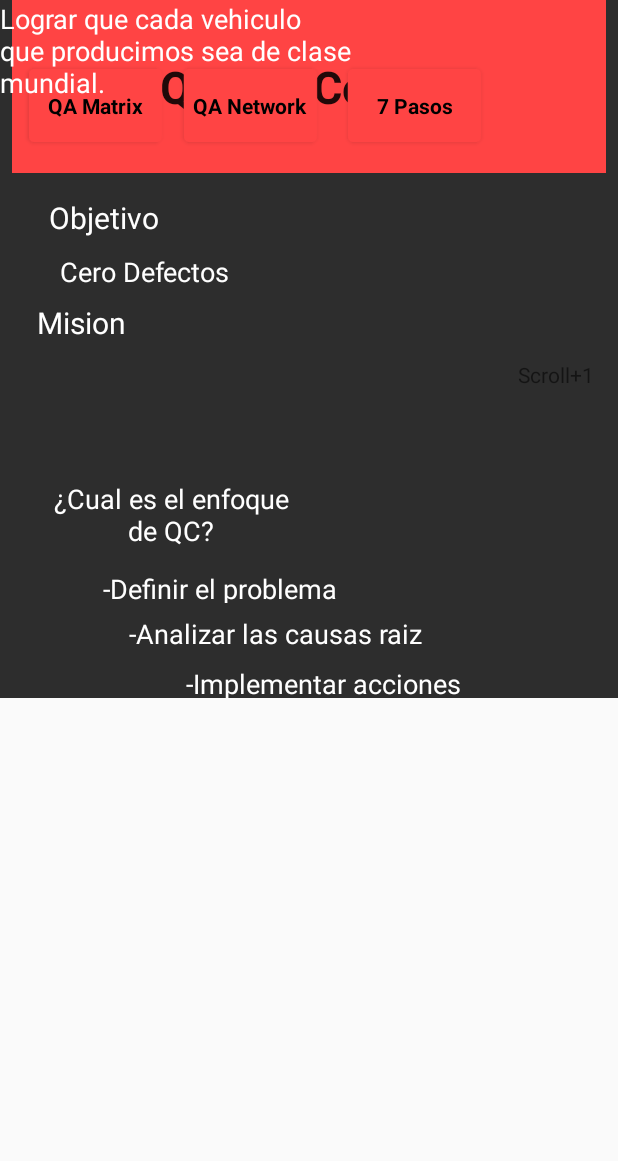
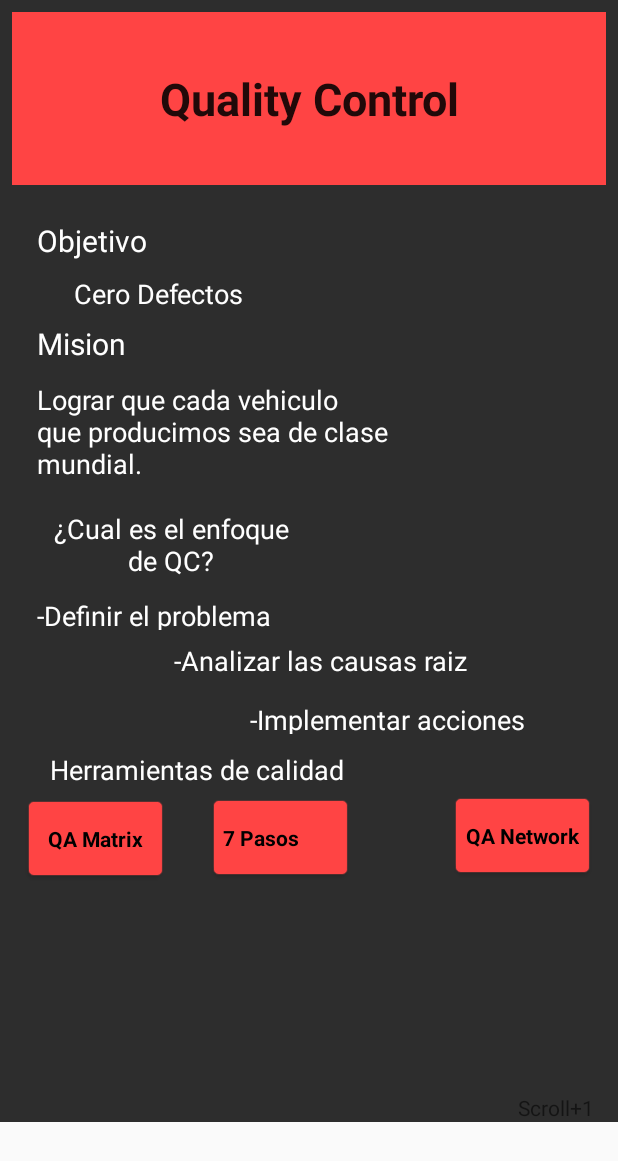
Before and after one commit to jcrogar/Androide, an Android app: the quality_control_2 screen opened directly, with no data from a screen before it, on a phone screen of 412 x 824 dp. Shown: the top 1161 px of the screen. Run offline under Robolectric (Android 15) with nearby library versions, the phone set to English and light mode, and no system bars.

Commit message:
15:04 Commit

```diff
--- a/app/src/main/res/layout/quality_control_2.xml
+++ b/app/src/main/res/layout/quality_control_2.xml
@@ -13,7 +13,7 @@
 
     <ScrollView
         android:id="@+id/scrollView2"
-        android:layout_width="match_parent"
+        android:layout_width="0dp"
         android:layout_height="wrap_content"
         app:layout_constraintHorizontal_bias="0.0"
         app:layout_constraintLeft_toLeftOf="parent"
@@ -39,13 +39,13 @@
                 android:text="Cero Defectos"
                 android:textColor="@android:color/white"
                 android:textSize="18sp"
-                android:layout_marginTop="10dp"
+                android:layout_marginTop="9dp"
                 app:layout_constraintTop_toBottomOf="@+id/textView37"
                 android:layout_marginRight="8dp"
                 app:layout_constraintRight_toRightOf="parent"
                 android:layout_marginLeft="8dp"
                 app:layout_constraintLeft_toLeftOf="parent"
-                app:layout_constraintHorizontal_bias="0.09" />
+                app:layout_constraintHorizontal_bias="0.126" />
 
             <TextView
                 android:id="@+id/textView38"
@@ -54,12 +54,14 @@
                 android:text="Mision"
                 android:textColor="@android:color/white"
                 android:textSize="20sp"
+                android:layout_marginStart="8dp"
+                android:layout_marginEnd="8dp"
+                android:layout_marginTop="7dp"
+                app:layout_constraintTop_toBottomOf="@+id/textView32"
                 android:layout_marginRight="8dp"
                 app:layout_constraintRight_toRightOf="parent"
                 android:layout_marginLeft="8dp"
                 app:layout_constraintLeft_toLeftOf="parent"
-                android:layout_marginTop="8dp"
-                app:layout_constraintTop_toBottomOf="@+id/textView32"
                 app:layout_constraintHorizontal_bias="0.026" />
 
             <TextView
@@ -69,22 +71,19 @@
                 android:text="Objetivo"
                 android:textColor="@android:color/white"
                 android:textSize="20sp"
-                android:layout_marginTop="16dp"
+                android:layout_marginTop="23dp"
                 app:layout_constraintTop_toBottomOf="@+id/textView11"
-                android:layout_marginRight="8dp"
+                android:layout_marginRight="151dp"
                 app:layout_constraintRight_toRightOf="parent"
                 android:layout_marginLeft="8dp"
                 app:layout_constraintLeft_toLeftOf="parent"
-                app:layout_constraintHorizontal_bias="0.054" />
+                app:layout_constraintHorizontal_bias="0.052" />
 
             <Button
                 android:id="@+id/btnQualityM"
                 android:layout_width="95dp"
                 android:layout_height="55dp"
-                android:layout_marginEnd="8dp"
-                android:layout_marginLeft="7dp"
                 android:layout_marginStart="8dp"
-                android:layout_marginTop="18dp"
                 android:background="@android:drawable/editbox_background_normal"
                 android:backgroundTint="@android:color/holo_red_light"
                 android:gravity="center_vertical"
@@ -92,129 +91,153 @@
                 android:textAlignment="center"
                 android:textAppearance="@android:style/TextAppearance.Widget.Button"
                 android:textStyle="bold"
-                app:layout_constraintLeft_toLeftOf="parent"
-                app:layout_constraintTop_toBottomOf="@+id/textView18" />
+                android:layout_marginTop="6dp"
+                app:layout_constraintTop_toBottomOf="@+id/textView18"
+                android:layout_marginLeft="16dp"
+                app:layout_constraintLeft_toLeftOf="parent" />
 
             <Button
                 android:id="@+id/btnQualityN"
                 android:layout_width="95dp"
                 android:layout_height="55dp"
                 android:layout_marginEnd="8dp"
+                android:layout_marginRight="33dp"
                 android:layout_marginStart="8dp"
+                android:layout_marginTop="4dp"
                 android:background="@android:drawable/editbox_background_normal"
                 android:backgroundTint="@android:color/holo_red_light"
-                android:text="7 Pasos"
+                android:text="QA Network"
                 android:textAppearance="@android:style/TextAppearance.Widget.Button"
                 android:textStyle="bold"
-                app:layout_constraintLeft_toRightOf="@+id/button"
-                android:layout_marginLeft="6dp"
-                android:layout_marginTop="18dp"
-                app:layout_constraintTop_toBottomOf="@+id/textView18"
-                android:layout_marginRight="8dp"
                 app:layout_constraintRight_toRightOf="parent"
-                app:layout_constraintHorizontal_bias="0.081" />
+                app:layout_constraintTop_toBottomOf="@+id/textView18" />
 
             <Button
                 android:id="@+id/button"
                 android:layout_width="95dp"
                 android:layout_height="55dp"
-                android:layout_marginEnd="8dp"
-                android:layout_marginLeft="14dp"
+                android:layout_marginLeft="8dp"
+                android:layout_marginRight="8dp"
                 android:layout_marginStart="8dp"
-                android:layout_marginTop="18dp"
+                android:layout_marginTop="5dp"
                 android:background="@android:drawable/editbox_background_normal"
                 android:backgroundTint="@android:color/holo_red_light"
                 android:gravity="center_vertical|fill_horizontal"
-                android:text="QA Network"
+                android:text="7 Pasos"
                 android:textAppearance="@android:style/TextAppearance.Widget.Button"
                 android:textStyle="bold"
+                app:layout_constraintHorizontal_bias="0.254"
                 app:layout_constraintLeft_toRightOf="@+id/btnQualityM"
+                app:layout_constraintRight_toLeftOf="@+id/btnQualityN"
                 app:layout_constraintTop_toBottomOf="@+id/textView18" />
+
+            <TextView
+                android:id="@+id/textView48"
+                android:layout_width="262dp"
+                android:layout_height="68dp"
+                android:text="Lograr que cada vehiculo que producimos sea de clase mundial."
+                android:textColor="@android:color/white"
+                android:textSize="18sp"
+                android:layout_marginTop="11dp"
+                app:layout_constraintTop_toBottomOf="@+id/textView38"
+                android:layout_marginRight="8dp"
+                app:layout_constraintRight_toRightOf="parent"
+                android:layout_marginLeft="8dp"
+                app:layout_constraintLeft_toLeftOf="parent"
+                app:layout_constraintHorizontal_bias="0.075" />
 
             <TextView
                 android:id="@+id/textView10"
                 android:layout_width="179dp"
                 android:layout_height="51dp"
-                android:layout_marginLeft="8dp"
-                android:layout_marginRight="8dp"
-                android:layout_marginTop="202dp"
                 android:gravity="center_vertical|center_horizontal"
                 android:text="¿Cual es el enfoque de QC?"
                 android:textAllCaps="false"
                 android:textColor="@android:color/background_light"
                 android:textSize="18sp"
-                app:layout_constraintHorizontal_bias="0.042"
+                android:layout_marginStart="8dp"
+                android:layout_marginEnd="8dp"
+                android:layout_marginTop="15dp"
+                app:layout_constraintTop_toBottomOf="@+id/textView48"
+                android:layout_marginRight="8dp"
+                app:layout_constraintRight_toRightOf="parent"
+                android:layout_marginLeft="8dp"
                 app:layout_constraintLeft_toLeftOf="parent"
-                app:layout_constraintRight_toRightOf="parent"
-                app:layout_constraintTop_toBottomOf="@+id/textView11" />
+                app:layout_constraintHorizontal_bias="0.042" />
 
             <TextView
                 android:id="@+id/textView14"
                 android:layout_width="163dp"
                 android:layout_height="22dp"
-                android:layout_marginLeft="8dp"
 
-                android:layout_marginRight="8dp"
-                android:layout_marginTop="11dp"
                 android:gravity="left"
                 android:text="-Definir el problema"
                 android:textColor="@android:color/white"
                 android:textSize="18sp"
-                app:layout_constraintHorizontal_bias="0.244"
+                android:layout_marginStart="8dp"
+                android:layout_marginEnd="8dp"
+                android:layout_marginTop="9dp"
+                app:layout_constraintTop_toBottomOf="@+id/textView10"
+                android:layout_marginRight="8dp"
+                app:layout_constraintRight_toRightOf="parent"
+                android:layout_marginLeft="8dp"
                 app:layout_constraintLeft_toLeftOf="parent"
-                app:layout_constraintRight_toRightOf="parent"
-                app:layout_constraintTop_toBottomOf="@+id/textView10" />
+                app:layout_constraintHorizontal_bias="0.039" />
 
             <TextView
                 android:id="@+id/textView15"
                 android:layout_width="200dp"
                 android:layout_height="25dp"
-                android:layout_marginLeft="8dp"
-                android:layout_marginRight="8dp"
 
                 android:layout_marginStart="28dp"
-                android:layout_marginTop="8dp"
                 android:gravity="left"
                 android:text="-Analizar las causas raiz"
                 android:textColor="@android:color/white"
                 android:textSize="18sp"
-                app:layout_constraintHorizontal_bias="0.312"
+                android:layout_marginEnd="8dp"
+                android:layout_marginTop="8dp"
+                app:layout_constraintTop_toBottomOf="@+id/textView14"
+                android:layout_marginLeft="8dp"
                 app:layout_constraintLeft_toLeftOf="parent"
-                app:layout_constraintRight_toRightOf="parent"
-                app:layout_constraintTop_toBottomOf="@+id/textView14" />
+                android:layout_marginRight="8dp"
+                app:layout_constraintRight_toRightOf="parent" />
 
             <TextView
                 android:id="@+id/textView16"
                 android:layout_width="194dp"
                 android:layout_height="22dp"
-                android:layout_marginLeft="8dp"
-                android:layout_marginRight="8dp"
 
                 android:layout_marginStart="37dp"
-                android:layout_marginTop="8dp"
                 android:gravity="left"
                 android:text="-Implementar acciones"
                 android:textColor="@android:color/white"
                 android:textSize="18sp"
-                app:layout_constraintHorizontal_bias="0.502"
+                android:layout_marginEnd="8dp"
+                android:layout_marginTop="14dp"
+                app:layout_constraintTop_toBottomOf="@+id/textView15"
+                android:layout_marginRight="8dp"
+                app:layout_constraintRight_toRightOf="parent"
+                android:layout_marginLeft="8dp"
                 app:layout_constraintLeft_toLeftOf="parent"
-                app:layout_constraintRight_toRightOf="parent"
-                app:layout_constraintTop_toBottomOf="@+id/textView15" />
+                app:layout_constraintHorizontal_bias="0.775" />
 
             <TextView
                 android:id="@+id/textView18"
                 android:layout_width="wrap_content"
                 android:layout_height="wrap_content"
-                android:layout_marginEnd="5dp"
-                android:layout_marginStart="8dp"
                 android:gravity="left"
                 android:text="Herramientas de calidad"
                 android:textColor="@android:color/white"
                 android:textColorHighlight="@android:color/holo_red_dark"
                 android:textColorLink="@android:color/holo_red_dark"
                 android:textSize="18sp"
-                tools:layout_editor_absoluteX="16dp"
-                tools:layout_editor_absoluteY="464dp" />
+                android:layout_marginLeft="8dp"
+                app:layout_constraintLeft_toLeftOf="parent"
+                android:layout_marginRight="8dp"
+                app:layout_constraintRight_toRightOf="parent"
+                android:layout_marginTop="11dp"
+                app:layout_constraintTop_toBottomOf="@+id/textView16"
+                app:layout_constraintHorizontal_bias="0.093" />
 
             <TextView
                 android:id="@+id/text1"
@@ -237,7 +260,7 @@
                 android:layout_height="115dp"
                 android:layout_marginLeft="0dp"
                 android:layout_marginRight="0dp"
-                android:layout_marginTop="0dp"
+                android:layout_marginTop="8dp"
                 android:background="@android:color/holo_red_light"
                 android:gravity="center_vertical|center_horizontal"
                 android:text="Quality Control"
@@ -246,21 +269,12 @@
                 android:textStyle="bold"
                 app:layout_constraintLeft_toLeftOf="parent"
                 app:layout_constraintRight_toRightOf="parent"
-                app:layout_constraintTop_toTopOf="parent" />
+                app:layout_constraintTop_toTopOf="parent"
+                app:layout_constraintHorizontal_bias="0.625" />
 
 
         </android.support.constraint.ConstraintLayout>
     </ScrollView>
 
-    <TextView
-        android:id="@+id/textView48"
-        android:layout_width="266dp"
-        android:layout_height="70dp"
-        android:text="Lograr que cada vehiculo que producimos sea de clase mundial."
-        android:textColor="@android:color/white"
-        android:textSize="18sp"
-        tools:layout_editor_absoluteX="36dp"
-        tools:layout_editor_absoluteY="230dp" />
-
 
 </android.support.constraint.ConstraintLayout>
```
